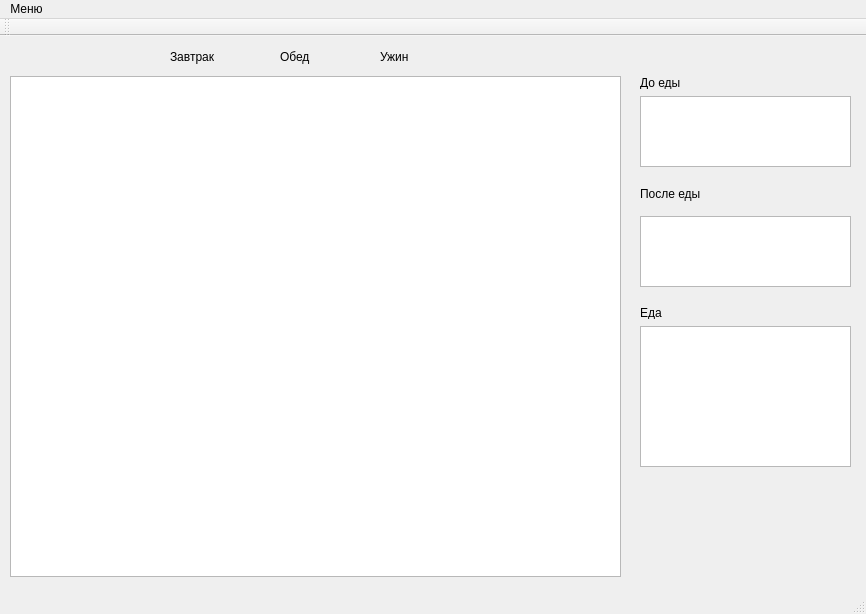
First picture: the form in planwindow.ui, repository SammyVimes/IDP-Strikes-back, before the edit.
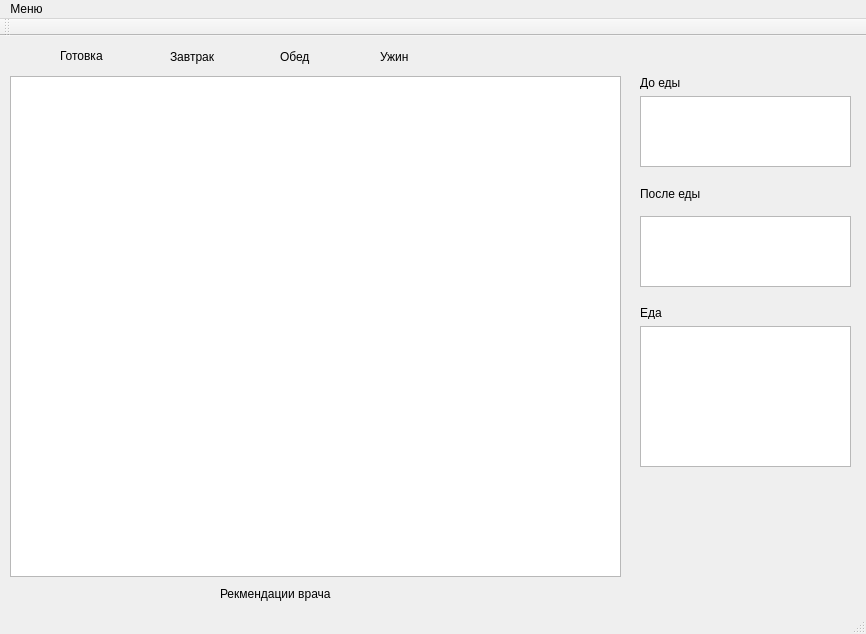
Second picture: the form after the edit.

Commit message: fix forms for linux ver

Patch:
```diff
--- a/planwindow.ui
+++ b/planwindow.ui
@@ -7,7 +7,7 @@
     <x>0</x>
     <y>0</y>
     <width>866</width>
-    <height>614</height>
+    <height>634</height>
    </rect>
   </property>
   <property name="windowTitle">
@@ -81,7 +81,7 @@
      <rect>
       <x>640</x>
       <y>150</y>
-      <width>61</width>
+      <width>91</width>
       <height>16</height>
      </rect>
     </property>
@@ -132,6 +132,32 @@
      </rect>
     </property>
    </widget>
+   <widget class="QLabel" name="label_7">
+    <property name="geometry">
+     <rect>
+      <x>220</x>
+      <y>550</y>
+      <width>161</width>
+      <height>16</height>
+     </rect>
+    </property>
+    <property name="text">
+     <string>Рекмендации врача</string>
+    </property>
+   </widget>
+   <widget class="QLabel" name="label_8">
+    <property name="geometry">
+     <rect>
+      <x>60</x>
+      <y>10</y>
+      <width>61</width>
+      <height>20</height>
+     </rect>
+    </property>
+    <property name="text">
+     <string>Готовка</string>
+    </property>
+   </widget>
   </widget>
   <widget class="QMenuBar" name="menuBar">
    <property name="geometry">
```
Left out of the diff: 2 changed lines with no effect on the pictures. The commit also changes 3 other files.
